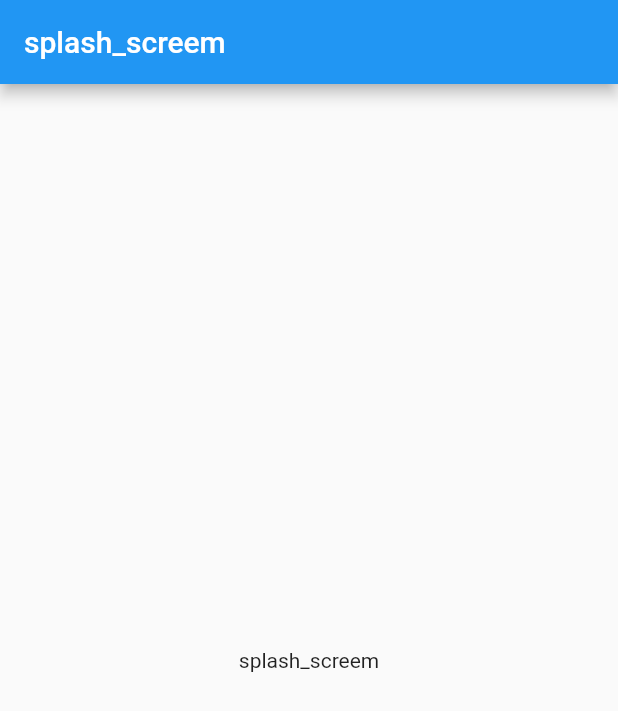
After one commit to TheAbror/app_qard_wallet, a Flutter app: the screen it shows after launch, on a phone screen of 412 x 824 dp. The commit adds this screen. Shown: the top 711 px of the screen. Run offline on Flutter 3.47's test engine with Material 2 defaults, Android fonts, the phone set to English and light mode, and no system bars; our stand-ins replace get.

Commit message:
Crear las primeras vistas

```diff
--- a/lib/main.dart
+++ b/lib/main.dart
@@ -1,32 +1,31 @@
 import 'package:flutter/material.dart';
+import 'package:get/get.dart';
 
-import 'presentation/screem/home_screem.dart';
+import 'presentation/screen/home_screen.dart';
+import 'presentation/screen/splash_screen.dart';
 
 void main() {
-  runApp(const MyApp());
+  runApp(const QardWalletApp());
 }
 
-class MyApp extends StatelessWidget {
-  const MyApp({Key? key}) : super(key: key);
+class QardWalletApp extends StatelessWidget {
 
-  // This widget is the root of your application.
+  const QardWalletApp({Key? key}) : super(key: key);
+
   @override
   Widget build(BuildContext context) {
-    return MaterialApp(
-      title: 'Flutter Demo',
+    return GetMaterialApp(
+      title: 'Qard Wallet',
       theme: ThemeData(
-        // This is the theme of your application.
-        //
-        // Try running your application with "flutter run". You'll see the
-        // application has a blue toolbar. Then, without quitting the app, try
-        // changing the primarySwatch below to Colors.green and then invoke
-        // "hot reload" (press "r" in the console where you ran "flutter run",
-        // or simply save your changes to "hot reload" in a Flutter IDE).
-        // Notice that the counter didn't reset back to zero; the application
-        // is not restarted.
+        //primaryColorDark: ,
         primarySwatch: Colors.blue,
       ),
-      home: const MyHomePage(title: 'Flutter Demo Home Page'),
+      initialRoute: SplashScreen.routeName,
+      routes: {
+        SplashScreen.routeName: (context) => const SplashScreen(),
+        HomeScreen.routeName: (context) => const HomeScreen(),
+
+      },
     );
   }
 }
--- /dev/null
+++ b/lib/presentation/screen/splash_screen.dart
@@ -0,0 +1,26 @@
+import 'package:flutter/material.dart';
+
+class SplashScreen extends StatefulWidget {
+  static const routeName = "/";
+
+  const SplashScreen({Key? key}) : super(key: key);
+
+  @override
+  State<StatefulWidget> createState() {
+    return _SplashScreenState();
+  }
+}
+
+class _SplashScreenState extends State<SplashScreen> {
+  @override
+  Widget build(BuildContext context) {
+    return Scaffold(
+      appBar: AppBar(
+        title: const Text("splash_screem"),
+      ),
+      body: const Center(
+        child: Text("splash_screem"),
+      ),
+    );
+  }
+}
```
Also changed, not shown: lib/presentation/screem/home_screem.dart (deleted, +0 -86 lines), lib/presentation/screen/home_screen.dart (added, +48 -0 lines), lib/presentation/screen/signin_screen.dart (added, +26 -0 lines), lib/presentation/screen/signout_screen.dart (added, +26 -0 lines), lib/presentation/screem/signin_screem.dart (deleted), lib/presentation/screem/signout_screem.dart (deleted), lib/presentation/screem/splash_screem.dart (deleted), 1 other file.
